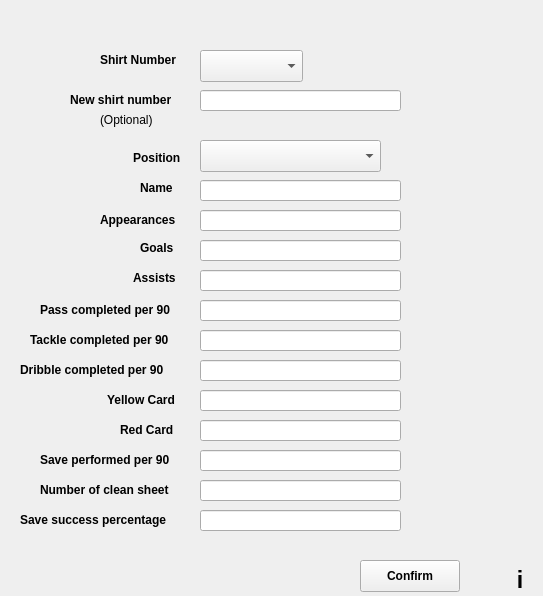
Qt form editplayer.ui (TNT57/FootballClubManagementSystem) before a commit.
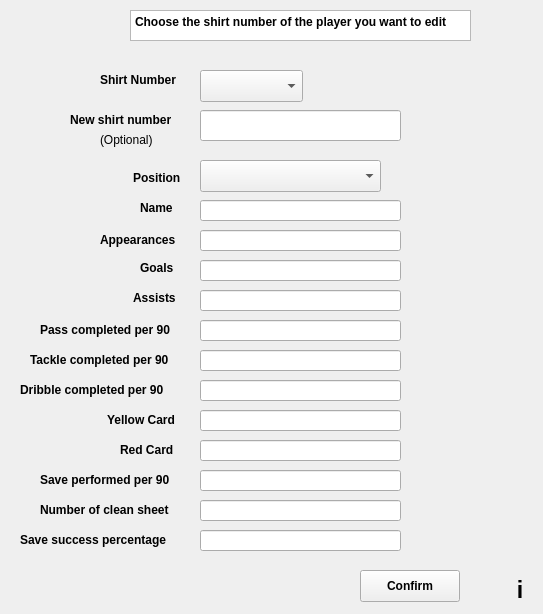
The same form after that commit.

```diff
--- a/editplayer.ui
+++ b/editplayer.ui
@@ -7,7 +7,7 @@
     <x>0</x>
     <y>0</y>
     <width>543</width>
-    <height>596</height>
+    <height>614</height>
    </rect>
   </property>
   <property name="windowTitle">
@@ -17,7 +17,7 @@
    <property name="geometry">
     <rect>
      <x>30</x>
-     <y>330</y>
+     <y>350</y>
      <width>151</width>
      <height>20</height>
     </rect>
@@ -35,7 +35,7 @@
    <property name="geometry">
     <rect>
      <x>40</x>
-     <y>480</y>
+     <y>500</y>
      <width>161</width>
      <height>20</height>
     </rect>
@@ -53,7 +53,7 @@
    <property name="geometry">
     <rect>
      <x>120</x>
-     <y>420</y>
+     <y>440</y>
      <width>81</width>
      <height>20</height>
     </rect>
@@ -71,7 +71,7 @@
    <property name="geometry">
     <rect>
      <x>200</x>
-     <y>140</y>
+     <y>160</y>
      <width>181</width>
      <height>32</height>
     </rect>
@@ -81,7 +81,7 @@
    <property name="geometry">
     <rect>
      <x>200</x>
-     <y>300</y>
+     <y>320</y>
      <width>201</width>
      <height>21</height>
     </rect>
@@ -91,7 +91,7 @@
    <property name="geometry">
     <rect>
      <x>200</x>
-     <y>210</y>
+     <y>230</y>
      <width>201</width>
      <height>21</height>
     </rect>
@@ -101,7 +101,7 @@
    <property name="geometry">
     <rect>
      <x>200</x>
-     <y>510</y>
+     <y>530</y>
      <width>201</width>
      <height>21</height>
     </rect>
@@ -111,7 +111,7 @@
    <property name="geometry">
     <rect>
      <x>40</x>
-     <y>450</y>
+     <y>470</y>
      <width>161</width>
      <height>20</height>
     </rect>
@@ -129,7 +129,7 @@
    <property name="geometry">
     <rect>
      <x>107</x>
-     <y>390</y>
+     <y>410</y>
      <width>81</width>
      <height>20</height>
     </rect>
@@ -147,7 +147,7 @@
    <property name="geometry">
     <rect>
      <x>360</x>
-     <y>560</y>
+     <y>570</y>
      <width>100</width>
      <height>32</height>
     </rect>
@@ -165,7 +165,7 @@
    <property name="geometry">
     <rect>
      <x>20</x>
-     <y>510</y>
+     <y>530</y>
      <width>161</width>
      <height>20</height>
     </rect>
@@ -183,7 +183,7 @@
    <property name="geometry">
     <rect>
      <x>200</x>
-     <y>450</y>
+     <y>470</y>
      <width>201</width>
      <height>21</height>
     </rect>
@@ -193,7 +193,7 @@
    <property name="geometry">
     <rect>
      <x>200</x>
-     <y>480</y>
+     <y>500</y>
      <width>201</width>
      <height>21</height>
     </rect>
@@ -203,7 +203,7 @@
    <property name="geometry">
     <rect>
      <x>200</x>
-     <y>390</y>
+     <y>410</y>
      <width>201</width>
      <height>21</height>
     </rect>
@@ -213,7 +213,7 @@
    <property name="geometry">
     <rect>
      <x>200</x>
-     <y>180</y>
+     <y>200</y>
      <width>201</width>
      <height>21</height>
     </rect>
@@ -223,7 +223,7 @@
    <property name="geometry">
     <rect>
      <x>140</x>
-     <y>180</y>
+     <y>200</y>
      <width>58</width>
      <height>16</height>
     </rect>
@@ -241,7 +241,7 @@
    <property name="geometry">
     <rect>
      <x>140</x>
-     <y>240</y>
+     <y>260</y>
      <width>58</width>
      <height>16</height>
     </rect>
@@ -259,7 +259,7 @@
    <property name="geometry">
     <rect>
      <x>100</x>
-     <y>50</y>
+     <y>70</y>
      <width>81</width>
      <height>20</height>
     </rect>
@@ -277,7 +277,7 @@
    <property name="geometry">
     <rect>
      <x>40</x>
-     <y>300</y>
+     <y>320</y>
      <width>151</width>
      <height>20</height>
     </rect>
@@ -295,7 +295,7 @@
    <property name="geometry">
     <rect>
      <x>100</x>
-     <y>210</y>
+     <y>230</y>
      <width>91</width>
      <height>20</height>
     </rect>
@@ -313,7 +313,7 @@
    <property name="geometry">
     <rect>
      <x>200</x>
-     <y>270</y>
+     <y>290</y>
      <width>201</width>
      <height>21</height>
     </rect>
@@ -323,7 +323,7 @@
    <property name="geometry">
     <rect>
      <x>200</x>
-     <y>330</y>
+     <y>350</y>
      <width>201</width>
      <height>21</height>
     </rect>
@@ -333,7 +333,7 @@
    <property name="geometry">
     <rect>
      <x>200</x>
-     <y>360</y>
+     <y>380</y>
      <width>201</width>
      <height>21</height>
     </rect>
@@ -343,7 +343,7 @@
    <property name="geometry">
     <rect>
      <x>200</x>
-     <y>240</y>
+     <y>260</y>
      <width>201</width>
      <height>21</height>
     </rect>
@@ -353,7 +353,7 @@
    <property name="geometry">
     <rect>
      <x>133</x>
-     <y>270</y>
+     <y>290</y>
      <width>58</width>
      <height>16</height>
     </rect>
@@ -371,7 +371,7 @@
    <property name="geometry">
     <rect>
      <x>133</x>
-     <y>150</y>
+     <y>170</y>
      <width>58</width>
      <height>16</height>
     </rect>
@@ -389,7 +389,7 @@
    <property name="geometry">
     <rect>
      <x>20</x>
-     <y>360</y>
+     <y>380</y>
      <width>161</width>
      <height>20</height>
     </rect>
@@ -407,7 +407,7 @@
    <property name="geometry">
     <rect>
      <x>200</x>
-     <y>420</y>
+     <y>440</y>
      <width>201</width>
      <height>21</height>
     </rect>
@@ -417,7 +417,7 @@
    <property name="geometry">
     <rect>
      <x>200</x>
-     <y>50</y>
+     <y>70</y>
      <width>103</width>
      <height>32</height>
     </rect>
@@ -427,7 +427,7 @@
    <property name="geometry">
     <rect>
      <x>70</x>
-     <y>90</y>
+     <y>110</y>
      <width>111</width>
      <height>20</height>
     </rect>
@@ -445,9 +445,9 @@
    <property name="geometry">
     <rect>
      <x>200</x>
-     <y>90</y>
+     <y>110</y>
      <width>201</width>
-     <height>21</height>
+     <height>31</height>
     </rect>
    </property>
   </widget>
@@ -455,7 +455,7 @@
    <property name="geometry">
     <rect>
      <x>100</x>
-     <y>110</y>
+     <y>130</y>
      <width>311</width>
      <height>20</height>
     </rect>
@@ -468,7 +468,7 @@
    <property name="geometry">
     <rect>
      <x>510</x>
-     <y>570</y>
+     <y>580</y>
      <width>20</width>
      <height>20</height>
     </rect>
@@ -486,6 +486,31 @@
     <set>Qt::AlignCenter</set>
    </property>
   </widget>
+  <widget class="QTextEdit" name="textEdit">
+   <property name="geometry">
+    <rect>
+     <x>130</x>
+     <y>10</y>
+     <width>341</width>
+     <height>31</height>
+    </rect>
+   </property>
+   <property name="font">
+    <font>
+     <bold>true</bold>
+    </font>
+   </property>
+   <property name="html">
+    <string>&lt;!DOCTYPE HTML PUBLIC &quot;-//W3C//DTD HTML 4.0//EN&quot; &quot;http://www.w3.org/TR/REC-html40/strict.dtd&quot;&gt;
+&lt;html&gt;&lt;head&gt;&lt;meta name=&quot;qrichtext&quot; content=&quot;1&quot; /&gt;&lt;meta charset=&quot;utf-8&quot; /&gt;&lt;style type=&quot;text/css&quot;&gt;
+p, li { white-space: pre-wrap; }
+hr { height: 1px; border-width: 0; }
+li.unchecked::marker { content: &quot;\2610&quot;; }
+li.checked::marker { content: &quot;\2612&quot;; }
+&lt;/style&gt;&lt;/head&gt;&lt;body style=&quot; font-family:'Segoe UI'; font-size:9pt; font-weight:700; font-style:normal;&quot;&gt;
+&lt;p style=&quot; margin-top:0px; margin-bottom:0px; margin-left:0px; margin-right:0px; -qt-block-indent:0; text-indent:0px;&quot;&gt;Choose the shirt number of the player you want to edit&lt;/p&gt;&lt;/body&gt;&lt;/html&gt;</string>
+   </property>
+  </widget>
  </widget>
  <resources/>
  <connections/>
```
Left out of the diff: 15 changed lines with no effect on the pictures.
